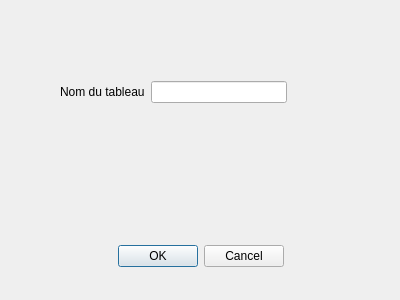
Old version of the form windows/formulairehebergement.ui in the repository BertaudNathan/Whiteboard-B3.
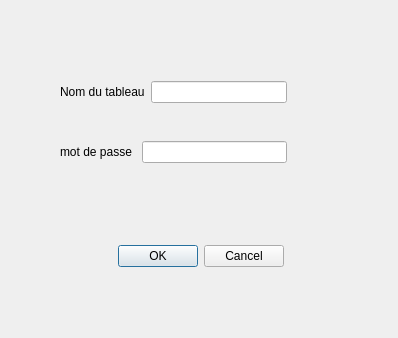
New version of the form.

Patch:
```diff
--- a/windows/formulairehebergement.ui
+++ b/windows/formulairehebergement.ui
@@ -6,8 +6,8 @@
    <rect>
     <x>0</x>
     <y>0</y>
-    <width>400</width>
-    <height>300</height>
+    <width>398</width>
+    <height>338</height>
    </rect>
   </property>
   <property name="windowTitle">
@@ -32,7 +32,7 @@
     <bool>true</bool>
    </property>
   </widget>
-  <widget class="QWidget" name="">
+  <widget class="QWidget" name="layoutWidget">
    <property name="geometry">
     <rect>
      <x>60</x>
@@ -54,6 +54,32 @@
     </item>
    </layout>
   </widget>
+  <widget class="QWidget" name="layoutWidget_2">
+   <property name="geometry">
+    <rect>
+     <x>60</x>
+     <y>140</y>
+     <width>227</width>
+     <height>24</height>
+    </rect>
+   </property>
+   <layout class="QHBoxLayout" name="horizontalLayout_2">
+    <item>
+     <widget class="QLabel" name="labelPasswordTableau">
+      <property name="text">
+       <string>mot de passe </string>
+      </property>
+     </widget>
+    </item>
+    <item>
+     <widget class="QLineEdit" name="inputPasswordTableau">
+      <property name="echoMode">
+       <enum>QLineEdit::EchoMode::Password</enum>
+      </property>
+     </widget>
+    </item>
+   </layout>
+  </widget>
  </widget>
  <resources/>
  <connections>
```
